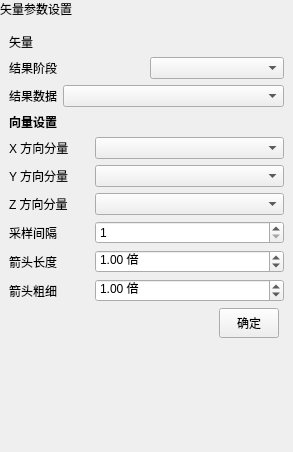
Qt form plugins/Base_PostProcessing/VectorSettingWidget.ui (asd977/base_cae) before a commit.
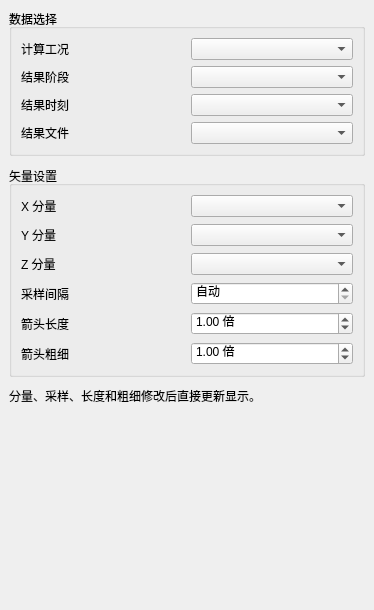
The same form after that commit.

Commit message: 修改代码

What changed in the file:
```diff
--- a/plugins/Base_PostProcessing/VectorSettingWidget.ui
+++ b/plugins/Base_PostProcessing/VectorSettingWidget.ui
@@ -3,421 +3,80 @@
  <class>VectorSettingWidget</class>
  <widget class="QWidget" name="VectorSettingWidget">
   <property name="geometry">
-   <rect>
-    <x>0</x>
-    <y>0</y>
-    <width>293</width>
-    <height>452</height>
-   </rect>
+   <rect><x>0</x><y>0</y><width>374</width><height>610</height></rect>
   </property>
   <property name="windowTitle">
    <string>矢量设置</string>
   </property>
   <layout class="QVBoxLayout" name="verticalLayout">
-   <property name="leftMargin">
-    <number>0</number>
-   </property>
-   <property name="topMargin">
-    <number>0</number>
-   </property>
-   <property name="rightMargin">
-    <number>0</number>
-   </property>
-   <property name="bottomMargin">
-    <number>0</number>
-   </property>
+   <property name="spacing"><number>10</number></property>
+   <property name="leftMargin"><number>9</number></property>
+   <property name="topMargin"><number>9</number></property>
+   <property name="rightMargin"><number>9</number></property>
+   <property name="bottomMargin"><number>9</number></property>
    <item>
-    <widget class="QLabel" name="pageHeaderLabel">
-     <property name="visible">
-      <bool>false</bool>
-     </property>
-     <property name="sizePolicy">
-      <sizepolicy hsizetype="Preferred" vsizetype="Fixed">
-       <horstretch>0</horstretch>
-       <verstretch>0</verstretch>
-      </sizepolicy>
-     </property>
-     <property name="text">
-      <string>矢量参数设置</string>
-     </property>
+    <widget class="QGroupBox" name="dataGroupBox">
+     <property name="title"><string>数据选择</string></property>
+     <layout class="QGridLayout" name="dataGridLayout">
+      <property name="horizontalSpacing"><number>8</number></property>
+      <property name="verticalSpacing"><number>6</number></property>
+      <item row="0" column="0"><widget class="QLabel" name="analysisLabel"><property name="text"><string>计算工况</string></property></widget></item>
+      <item row="0" column="1"><widget class="QComboBox" name="analysisComboBox"/></item>
+      <item row="1" column="0"><widget class="QLabel" name="resultStageLabel"><property name="text"><string>结果阶段</string></property></widget></item>
+      <item row="1" column="1"><widget class="QComboBox" name="resultDirComboBox"/></item>
+      <item row="2" column="0"><widget class="QLabel" name="resultTimeLabel"><property name="text"><string>结果时刻</string></property></widget></item>
+      <item row="2" column="1"><widget class="QComboBox" name="resultTimeComboBox"/></item>
+      <item row="3" column="0"><widget class="QLabel" name="resultFileLabel"><property name="text"><string>结果文件</string></property></widget></item>
+      <item row="3" column="1"><widget class="QComboBox" name="stepComboBox"/></item>
+     </layout>
     </widget>
    </item>
    <item>
-    <layout class="QVBoxLayout" name="contentLayout">
-     <property name="leftMargin">
-      <number>9</number>
-     </property>
-     <property name="topMargin">
-      <number>9</number>
-     </property>
-     <property name="rightMargin">
-      <number>9</number>
-     </property>
-     <property name="bottomMargin">
-      <number>9</number>
-     </property>
-     <property name="spacing">
-      <number>6</number>
-     </property>
-     <item>
-      <widget class="QLabel" name="label">
-       <property name="sizePolicy">
-        <sizepolicy hsizetype="Preferred" vsizetype="Maximum">
-         <horstretch>0</horstretch>
-         <verstretch>0</verstretch>
-        </sizepolicy>
-       </property>
-       <property name="maximumSize">
-        <size>
-         <width>16777215</width>
-         <height>30</height>
-        </size>
-       </property>
-       <property name="text">
-        <string>矢量</string>
-       </property>
-      </widget>
-     </item>
-     <item>
-      <widget class="QWidget" name="widget" native="true">
-       <layout class="QVBoxLayout" name="verticalLayout_2">
-        <item>
-         <layout class="QHBoxLayout" name="resultStageLayout">
-          <item>
-           <widget class="QLabel" name="resultStageLabel">
-            <property name="text">
-             <string>结果阶段</string>
-            </property>
-           </widget>
-          </item>
-          <item>
-           <widget class="QComboBox" name="resultDirComboBox"/>
-          </item>
-         </layout>
-        </item>
-        <item>
-         <layout class="QHBoxLayout" name="horizontalLayout_2">
-          <item>
-           <widget class="QLabel" name="label_6">
-            <property name="sizePolicy">
-             <sizepolicy hsizetype="Fixed" vsizetype="Preferred">
-              <horstretch>0</horstretch>
-              <verstretch>0</verstretch>
-             </sizepolicy>
-            </property>
-            <property name="text">
-             <string>结果数据</string>
-            </property>
-           </widget>
-          </item>
-          <item>
-           <widget class="QComboBox" name="stepComboBox">
-            <property name="minimumSize">
-             <size>
-              <width>10</width>
-              <height>0</height>
-             </size>
-            </property>
-           </widget>
-          </item>
-          <property name="leftMargin">
-           <number>0</number>
-          </property>
-          <property name="topMargin">
-           <number>0</number>
-          </property>
-          <property name="rightMargin">
-           <number>0</number>
-          </property>
-          <property name="bottomMargin">
-           <number>0</number>
-          </property>
-         </layout>
-        </item>
-        <property name="leftMargin">
-         <number>0</number>
-        </property>
-        <property name="topMargin">
-         <number>0</number>
-        </property>
-        <property name="rightMargin">
-         <number>0</number>
-        </property>
-        <property name="bottomMargin">
-         <number>0</number>
-        </property>
-       </layout>
-      </widget>
-     </item>
-     <item>
-      <widget class="QLabel" name="pushButton_2">
-       <property name="font">
-        <font>
-         <weight>75</weight>
-         <bold>true</bold>
-        </font>
-       </property>
-       <property name="margin">
-        <number>2</number>
-       </property>
-       <property name="text">
-        <string>向量设置</string>
-       </property>
-      </widget>
-     </item>
-     <item>
-      <widget class="QWidget" name="widget_2" native="true">
-       <layout class="QVBoxLayout" name="verticalLayout_3">
-        <item>
-         <layout class="QGridLayout" name="gridLayout">
-          <item row="5" column="0">
-           <widget class="QLabel" name="label_2">
-            <property name="maximumSize">
-             <size>
-              <width>80</width>
-              <height>16777215</height>
-             </size>
-            </property>
-            <property name="text">
-             <string>箭头长度</string>
-            </property>
-           </widget>
-          </item>
-          <item row="5" column="1">
-           <widget class="QDoubleSpinBox" name="scaleSpinBox">
-            <property name="decimals"><number>2</number></property><property name="minimum"><double>0.100000000000000</double></property><property name="maximum"><double>10.000000000000000</double></property><property name="singleStep"><double>0.100000000000000</double></property><property name="value"><double>1.000000000000000</double></property><property name="suffix"><string> 倍</string></property><property name="toolTip"><string>调整矢量箭头的整体长度</string></property></widget>
-          </item>
-          <item row="3" column="1">
-           <widget class="QComboBox" name="zComboBox">
-            <property name="minimumSize">
-             <size>
-              <width>10</width>
-              <height>0</height>
-             </size>
-            </property>
-           </widget>
-          </item>
-          <item row="2" column="0">
-           <widget class="QLabel" name="label_4">
-            <property name="text">
-             <string>Y 方向分量</string>
-            </property>
-           </widget>
-          </item>
-          <item row="4" column="0">
-           <widget class="QLabel" name="label_3">
-            <property name="maximumSize">
-             <size>
-              <width>80</width>
-              <height>16777215</height>
-             </size>
-            </property>
-            <property name="text">
-             <string>采样间隔</string>
-            </property>
-           </widget>
-          </item>
-          <item row="1" column="0">
-           <widget class="QLabel" name="label_30">
-            <property name="maximumSize">
-             <size>
-              <width>80</width>
-              <height>16777215</height>
-             </size>
-            </property>
-            <property name="text">
-             <string>X 方向分量</string>
-            </property>
-           </widget>
-          </item>
-          <item row="4" column="1">
-           <widget class="QSpinBox" name="maskSizeSpinBox">
-            <property name="minimumSize">
-             <size>
-              <width>10</width>
-              <height>0</height>
-             </size>
-            </property>
-            <property name="keyboardTracking">
-             <bool>false</bool>
-            </property>
-            <property name="minimum">
-             <number>1</number>
-            </property>
-            <property name="maximum">
-             <number>1000000</number>
-            </property>
-            <property name="value">
-             <number>1</number>
-            </property>
-           </widget>
-          </item>
-          <item row="2" column="1">
-           <widget class="QComboBox" name="yComboBox">
-            <property name="minimumSize">
-             <size>
-              <width>10</width>
-              <height>0</height>
-             </size>
-            </property>
-           </widget>
-          </item>
-          <item row="1" column="1">
-           <widget class="QComboBox" name="xComboBox">
-            <property name="minimumSize">
-             <size>
-              <width>10</width>
-              <height>0</height>
-             </size>
-            </property>
-           </widget>
-          </item>
-          <item row="3" column="0">
-           <widget class="QLabel" name="label_5">
-            <property name="text">
-             <string>Z 方向分量</string>
-            </property>
-           </widget>
-          </item>
-          <item row="6" column="0"><widget class="QLabel" name="labelThickness"><property name="text"><string>箭头粗细</string></property></widget></item><item row="6" column="1"><widget class="QDoubleSpinBox" name="thicknessSpinBox"><property name="decimals"><number>2</number></property><property name="minimum"><double>0.250000000000000</double></property><property name="maximum"><double>4.000000000000000</double></property><property name="singleStep"><double>0.100000000000000</double></property><property name="value"><double>1.000000000000000</double></property><property name="suffix"><string> 倍</string></property><property name="toolTip"><string>调整箭杆和箭头的粗细</string></property></widget></item><property name="leftMargin">
-           <number>0</number>
-          </property>
-          <property name="topMargin">
-           <number>0</number>
-          </property>
-          <property name="rightMargin">
-           <number>0</number>
-          </property>
-          <property name="bottomMargin">
-           <number>0</number>
-          </property>
-         </layout>
-        </item>
-        <property name="leftMargin">
-         <number>0</number>
-        </property>
-        <property name="topMargin">
-         <number>0</number>
-        </property>
-        <property name="rightMargin">
-         <number>0</number>
-        </property>
-        <property name="bottomMargin">
-         <number>0</number>
-        </property>
-       </layout>
-      </widget>
-     </item>
-     <item>
-      <layout class="QHBoxLayout" name="horizontalLayout">
-       <item>
-        <spacer name="horizontalSpacer_2">
-         <property name="orientation">
-          <enum>Qt::Orientation::Horizontal</enum>
-         </property>
-         <property name="sizeHint" stdset="0">
-          <size>
-           <width>40</width>
-           <height>20</height>
-          </size>
-         </property>
-        </spacer>
-       </item>
-       <item>
-        <widget class="QPushButton" name="confirmPushButton">
-         <property name="sizePolicy">
-          <sizepolicy hsizetype="Preferred" vsizetype="Preferred">
-           <horstretch>0</horstretch>
-           <verstretch>0</verstretch>
-          </sizepolicy>
-         </property>
-         <property name="minimumSize">
-          <size>
-           <width>60</width>
-           <height>30</height>
-          </size>
-         </property>
-         <property name="maximumSize">
-          <size>
-           <width>60</width>
-           <height>30</height>
-          </size>
-         </property>
-         <property name="layoutDirection">
-          <enum>Qt::LayoutDirection::LeftToRight</enum>
-         </property>
-         <property name="text">
-          <string>确定</string>
-         </property>
-         <property name="autoDefault">
-          <bool>false</bool>
-         </property>
-         <property name="default">
-          <bool>false</bool>
-         </property>
-         <property name="flat">
-          <bool>false</bool>
-         </property>
-        </widget>
-       </item>
-       <item>
-        <spacer name="horizontalSpacer_3">
-         <property name="orientation">
-          <enum>Qt::Orientation::Horizontal</enum>
-         </property>
-         <property name="sizeType">
-          <enum>QSizePolicy::Policy::Maximum</enum>
-         </property>
-         <property name="sizeHint" stdset="0">
-          <size>
-           <width>5</width>
-           <height>20</height>
-          </size>
-         </property>
-        </spacer>
-       </item>
-       <property name="leftMargin">
-        <number>0</number>
-       </property>
-       <property name="topMargin">
-        <number>0</number>
-       </property>
-       <property name="rightMargin">
-        <number>0</number>
-       </property>
-       <property name="bottomMargin">
-        <number>0</number>
-       </property>
-      </layout>
-     </item>
-     <item>
-      <spacer name="verticalSpacer_2">
-       <property name="orientation">
-        <enum>Qt::Orientation::Vertical</enum>
-       </property>
-       <property name="sizeHint" stdset="0">
-        <size>
-         <width>20</width>
-         <height>439</height>
-        </size>
-       </property>
-      </spacer>
-     </item>
-     <item>
-      <spacer name="verticalSpacer">
-       <property name="orientation">
-        <enum>Qt::Vertical</enum>
-       </property>
-       <property name="sizeHint" stdset="0">
-        <size>
-         <width>20</width>
-         <height>40</height>
-        </size>
-       </property>
-      </spacer>
-     </item>
-    </layout>
+    <widget class="QGroupBox" name="vectorGroupBox">
+     <property name="title"><string>矢量设置</string></property>
+     <layout class="QGridLayout" name="vectorGridLayout">
+      <property name="horizontalSpacing"><number>8</number></property>
+      <property name="verticalSpacing"><number>7</number></property>
+      <item row="0" column="0"><widget class="QLabel" name="xLabel"><property name="text"><string>X 分量</string></property></widget></item>
+      <item row="0" column="1"><widget class="QComboBox" name="xComboBox"/></item>
+      <item row="1" column="0"><widget class="QLabel" name="yLabel"><property name="text"><string>Y 分量</string></property></widget></item>
+      <item row="1" column="1"><widget class="QComboBox" name="yComboBox"/></item>
+      <item row="2" column="0"><widget class="QLabel" name="zLabel"><property name="text"><string>Z 分量</string></property></widget></item>
+      <item row="2" column="1"><widget class="QComboBox" name="zComboBox"/></item>
+      <item row="3" column="0"><widget class="QLabel" name="samplingLabel"><property name="text"><string>采样间隔</string></property></widget></item>
+      <item row="3" column="1">
+       <widget class="QSpinBox" name="maskSizeSpinBox">
+        <property name="toolTip"><string>自动模式会根据节点数量控制箭头密度；手动值表示每隔 N 个点显示 1 个箭头。</string></property>
+        <property name="keyboardTracking"><bool>false</bool></property>
+        <property name="minimum"><number>0</number></property>
+        <property name="maximum"><number>1000000</number></property>
+        <property name="specialValueText"><string>自动</string></property>
+        <property name="value"><number>0</number></property>
+       </widget>
+      </item>
+      <item row="4" column="0"><widget class="QLabel" name="scaleLabel"><property name="text"><string>箭头长度</string></property></widget></item>
+      <item row="4" column="1">
+       <widget class="QDoubleSpinBox" name="scaleSpinBox">
+        <property name="decimals"><number>2</number></property><property name="minimum"><double>0.100000000000000</double></property>
+        <property name="maximum"><double>10.000000000000000</double></property><property name="singleStep"><double>0.100000000000000</double></property>
+        <property name="value"><double>1.000000000000000</double></property><property name="suffix"><string> 倍</string></property>
+        <property name="keyboardTracking"><bool>false</bool></property><property name="toolTip"><string>调整矢量箭头的整体长度</string></property>
+       </widget>
+      </item>
+      <item row="5" column="0"><widget class="QLabel" name="thicknessLabel"><property name="text"><string>箭头粗细</string></property></widget></item>
+      <item row="5" column="1">
+       <widget class="QDoubleSpinBox" name="thicknessSpinBox">
+        <property name="decimals"><number>2</number></property><property name="minimum"><double>0.250000000000000</double></property>
+        <property name="maximum"><double>4.000000000000000</double></property><property name="singleStep"><double>0.100000000000000</double></property>
+        <property name="value"><double>1.000000000000000</double></property><property name="suffix"><string> 倍</string></property>
+        <property name="keyboardTracking"><bool>false</bool></property><property name="toolTip"><string>调整箭杆和箭头的粗细</string></property>
+       </widget>
+      </item>
+     </layout>
+    </widget>
    </item>
+   <item><widget class="QLabel" name="hintLabel"><property name="text"><string>分量、采样、长度和粗细修改后直接更新显示。</string></property><property name="wordWrap"><bool>true</bool></property></widget></item>
+   <item><spacer name="verticalSpacer"><property name="orientation"><enum>Qt::Vertical</enum></property><property name="sizeHint" stdset="0"><size><width>20</width><height>40</height></size></property></spacer></item>
   </layout>
  </widget>
  <resources/>
```
Left out of the diff: 6 changed lines with no effect on the pictures. The commit also changes 51 other files.
